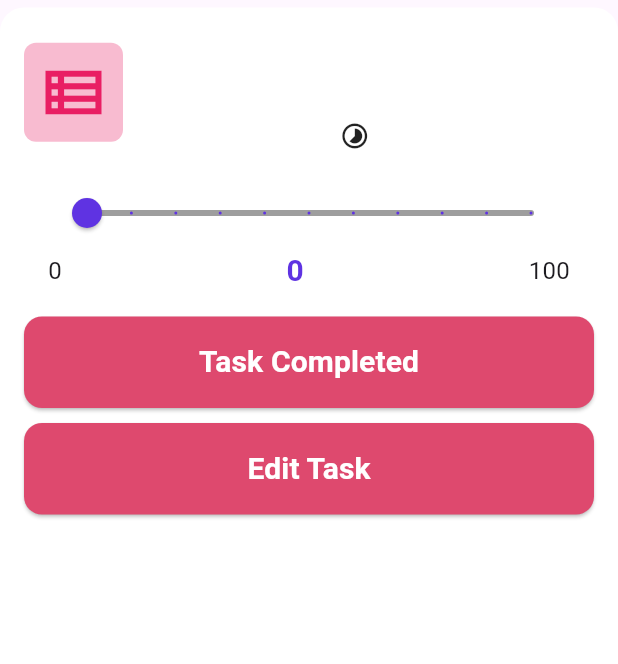
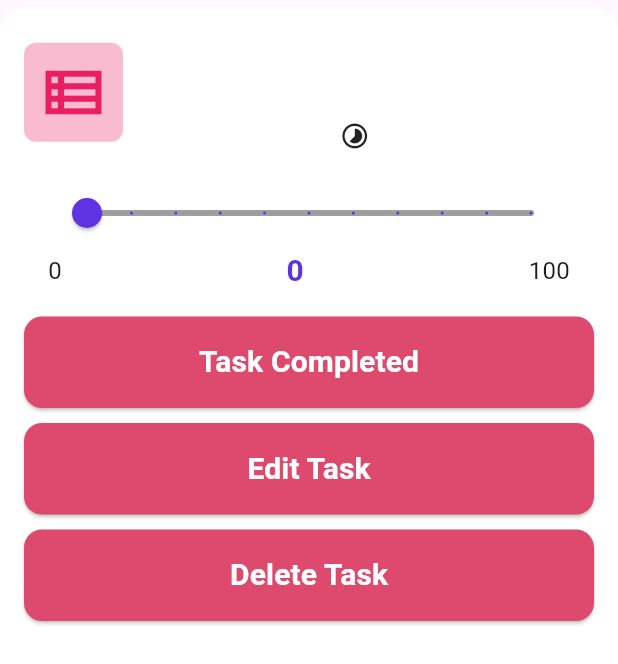
Before and after one commit to NolanShrestha/To-Do-App, a Flutter app: the CustomProgress widget shown alone on an empty page, opened directly with empty values, on a phone screen of 412 x 824 dp. Shown: the top 664 px of the screen. Run offline on Flutter 3.47's test engine with Material 3 defaults, Android fonts, the phone set to English and light mode, and no system bars; our stand-ins replace percent_indicator.

Commit message:
Fifth Commit

```diff
--- a/lib/widgets/CustomProgress.dart
+++ b/lib/widgets/CustomProgress.dart
@@ -169,6 +169,16 @@ class _CustomProgressState extends State<CustomProgress> {
                 text: 'Edit Task',
                 onPressed: () {},
               ),
+              const SizedBox(height: 10),
+              CustomButton(
+                backgroundColor: const Color(0xFFDE496E),
+                foregroundColor: Colors.white,
+                color: Colors.white,
+                text: 'Delete Task',
+                onPressed: () {
+                  Provider.of<TaskData>(context, listen: false).removeTask(widget.title);
+                },
+              ),
             ],
           ),
         ],
```
